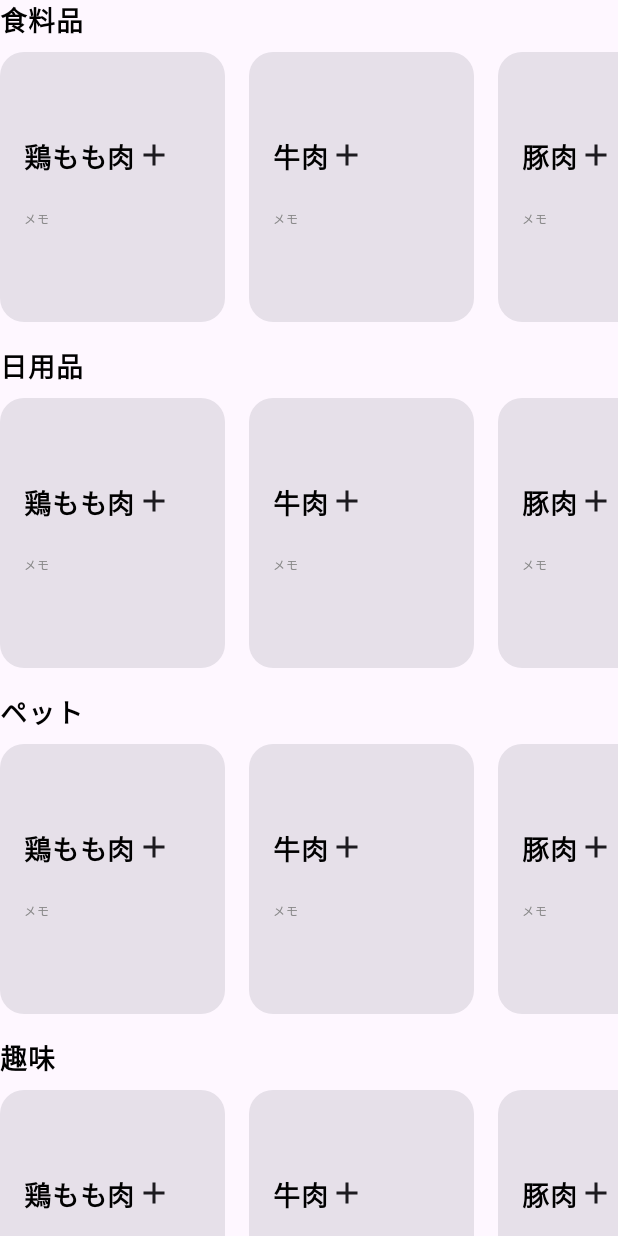
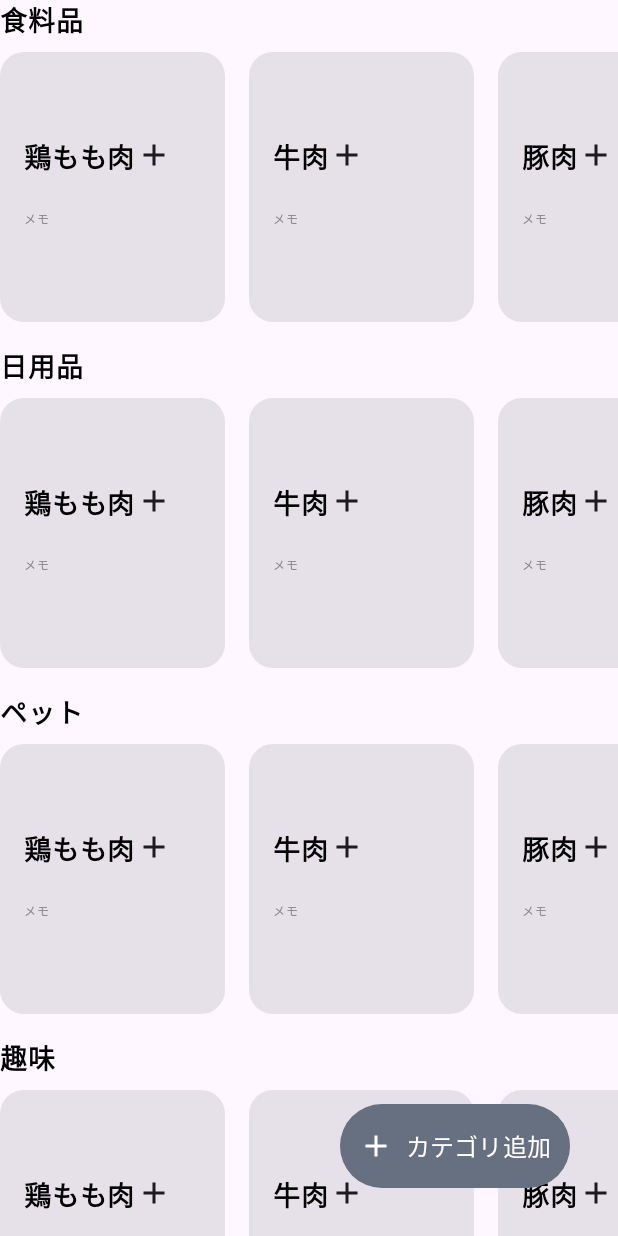
Before and after one commit to jun915-a/ShoppingListApp, an Android app built with Jetpack Compose: the screen it shows after launch (MainActivity), on a phone screen of 412 x 824 dp. Run offline under Robolectric (Android 15) with nearby library versions, the phone set to English and light mode, and no system bars; our stand-ins replace Dagger/Hilt's generated code.

```diff
--- a/app/src/main/AndroidManifest.xml
+++ b/app/src/main/AndroidManifest.xml
@@ -3,6 +3,7 @@
     xmlns:tools="http://schemas.android.com/tools">
 
     <application
+        android:name=".MyApplication"
         android:allowBackup="true"
         android:dataExtractionRules="@xml/data_extraction_rules"
         android:fullBackupContent="@xml/backup_rules"
--- a/app/src/main/java/com/example/shoppinglistapp/MainActivity.kt
+++ b/app/src/main/java/com/example/shoppinglistapp/MainActivity.kt
@@ -4,34 +4,7 @@ import android.os.Bundle
 import androidx.activity.ComponentActivity
 import androidx.activity.compose.setContent
 import androidx.activity.enableEdgeToEdge
-import androidx.compose.foundation.layout.Arrangement
-import androidx.compose.foundation.layout.Column
-import androidx.compose.foundation.layout.PaddingValues
-import androidx.compose.foundation.layout.Row
-import androidx.compose.foundation.layout.Spacer
-import androidx.compose.foundation.layout.fillMaxHeight
-import androidx.compose.foundation.layout.fillMaxSize
-import androidx.compose.foundation.layout.fillMaxWidth
-import androidx.compose.foundation.layout.height
-import androidx.compose.foundation.layout.padding
-import androidx.compose.foundation.layout.width
-import androidx.compose.foundation.lazy.LazyColumn
-import androidx.compose.foundation.lazy.LazyRow
-import androidx.compose.foundation.lazy.items
-import androidx.compose.foundation.shape.RoundedCornerShape
-import androidx.compose.material.icons.Icons
-import androidx.compose.material.icons.filled.Add
-import androidx.compose.material3.Card
-import androidx.compose.material3.Icon
-import androidx.compose.material3.Scaffold
-import androidx.compose.material3.Text
-import androidx.compose.runtime.Composable
-import androidx.compose.ui.Modifier
-import androidx.compose.ui.graphics.Color
-import androidx.compose.ui.text.font.FontWeight
-import androidx.compose.ui.tooling.preview.Preview
-import androidx.compose.ui.unit.dp
-import androidx.compose.ui.unit.sp
+import com.example.shoppinglistapp.ui.theme.BaseScreen
 import com.example.shoppinglistapp.ui.theme.ShoppingListAppTheme
 
 class MainActivity : ComponentActivity() {
@@ -40,105 +13,8 @@ class MainActivity : ComponentActivity() {
         enableEdgeToEdge()
         setContent {
             ShoppingListAppTheme {
-                Scaffold(modifier = Modifier.fillMaxSize()) { innerPadding ->
-                    ParentLayout(innerPadding)
-                }
+                BaseScreen()
             }
         }
     }
 }
-
-@Composable
-fun ParentLayout(paddingValues: PaddingValues) {
-    val dummyCategory = listOf("食料品", "日用品", "ペット", "趣味", "洋服", "本")
-
-    Column(
-        modifier = Modifier
-            .fillMaxWidth()
-            .fillMaxHeight()
-            .padding(paddingValues),
-    ) {
-        LazyColumn(
-            modifier = Modifier
-                .fillMaxWidth()
-                .fillMaxHeight(),
-            verticalArrangement = Arrangement.spacedBy(16.dp)
-        ) {
-            items(dummyCategory) {
-                Text(
-                    text = it,
-                    fontSize = 18.sp,
-                    fontWeight = FontWeight.Bold,
-                    color = Color.Black
-                )
-                Spacer(modifier = Modifier.height(8.dp))
-                HorizontalScrollableCardList()
-            }
-        }
-    }
-}
-
-@Composable
-fun HorizontalScrollableCardList() {
-    val dummyItems = listOf("鶏もも肉", "牛肉", "豚肉", "魚", "野菜", "果物")
-
-    LazyRow(
-        modifier = Modifier
-            .fillMaxWidth(),
-        horizontalArrangement = Arrangement.spacedBy(16.dp)
-    ) {
-        items(dummyItems) { item ->//todo ダミーデータ差し替え
-            Card(item)
-        }
-    }
-}
-
-@Composable
-fun Card(item: String) {
-    Card(
-        modifier = Modifier
-            .width(150.dp)
-            .height(180.dp),
-        shape = RoundedCornerShape(16.dp)
-    ) {
-        Column(
-            modifier = Modifier
-                .padding(16.dp)
-                .fillMaxSize(),
-            verticalArrangement = Arrangement.Center
-        ) {
-
-            Row {
-                Text(
-                    text = item,
-                    fontSize = 18.sp,
-                    fontWeight = FontWeight.Bold,
-                    color = Color.Black
-                )
-                Icon(Icons.Default.Add, contentDescription = "Add")
-
-            }
-
-            Spacer(modifier = Modifier.height(8.dp))
-
-            Spacer(modifier = Modifier.height(8.dp))
-            Text(
-                text = "メモ",
-                fontSize = 8.sp,
-                color = Color.Gray
-            )
-
-        }
-
-    }
-}
-
-@Preview(showBackground = true)
-@Composable
-fun Preview() {
-    ShoppingListAppTheme {
-        Scaffold(modifier = Modifier.fillMaxSize()) { innerPadding ->
-            ParentLayout(innerPadding)
-        }
-    }
-}
--- /dev/null
+++ b/app/src/main/java/com/example/shoppinglistapp/MyApplication.kt
@@ -0,0 +1,7 @@
+package com.example.shoppinglistapp
+
+import android.app.Application
+import dagger.hilt.android.HiltAndroidApp
+
+@HiltAndroidApp
+class MyApplication : Application()
--- /dev/null
+++ b/app/src/main/java/com/example/shoppinglistapp/ui/theme/MainScreen.kt
@@ -0,0 +1,158 @@
+package com.example.shoppinglistapp.ui.theme
+
+import androidx.compose.foundation.layout.Arrangement
+import androidx.compose.foundation.layout.Column
+import androidx.compose.foundation.layout.PaddingValues
+import androidx.compose.foundation.layout.Row
+import androidx.compose.foundation.layout.Spacer
+import androidx.compose.foundation.layout.fillMaxHeight
+import androidx.compose.foundation.layout.fillMaxSize
+import androidx.compose.foundation.layout.fillMaxWidth
+import androidx.compose.foundation.layout.height
+import androidx.compose.foundation.layout.padding
+import androidx.compose.foundation.layout.width
+import androidx.compose.foundation.lazy.LazyColumn
+import androidx.compose.foundation.lazy.LazyRow
+import androidx.compose.foundation.lazy.items
+import androidx.compose.foundation.shape.RoundedCornerShape
+import androidx.compose.material.icons.Icons
+import androidx.compose.material.icons.filled.Add
+import androidx.compose.material3.FloatingActionButton
+import androidx.compose.material3.FloatingActionButtonDefaults
+import androidx.compose.material3.Icon
+import androidx.compose.material3.MaterialTheme
+import androidx.compose.material3.Scaffold
+import androidx.compose.material3.Text
+import androidx.compose.runtime.Composable
+import androidx.compose.ui.Modifier
+import androidx.compose.ui.draw.clip
+import androidx.compose.ui.graphics.Color
+import androidx.compose.ui.text.font.FontWeight
+import androidx.compose.ui.tooling.preview.Preview
+import androidx.compose.ui.unit.dp
+import androidx.compose.ui.unit.sp
+
+@Composable
+fun BaseScreen() {
+    Scaffold(modifier = Modifier.fillMaxSize(),
+        floatingActionButton = {
+            FloatingActionButton(
+                onClick = { /* TODO: カテゴリ追加処理 */ },
+                modifier = Modifier
+                    .padding(16.dp)
+                    .clip(RoundedCornerShape(50)), // 角を丸く
+                containerColor = MaterialTheme.colorScheme.primary, // 背景色
+                contentColor = Color.White, // アイコンとテキストの色
+                elevation = FloatingActionButtonDefaults.elevation(8.dp) // 影を追加
+            ) {
+                Row(modifier = Modifier.padding(horizontal = 12.dp, vertical = 8.dp)) {
+                    Icon(
+                        imageVector = Icons.Default.Add,
+                        contentDescription = "カテゴリ追加",
+                        modifier = Modifier.padding(end = 8.dp)
+                    )
+                    Text(
+                        text = "カテゴリ追加",
+                        fontSize = 16.sp
+                    )
+                }
+            }
+        }) { innerPadding ->
+        ParentLayout(innerPadding)
+    }
+}
+
+
+@Composable
+fun ParentLayout(paddingValues: PaddingValues) {
+    val dummyCategory = listOf("食料品", "日用品", "ペット", "趣味", "洋服", "本")
+
+    Column(
+        modifier = Modifier
+            .fillMaxWidth()
+            .fillMaxHeight()
+            .padding(paddingValues),
+    ) {
+        LazyColumn(
+            modifier = Modifier
+                .fillMaxWidth()
+                .fillMaxHeight(),
+            verticalArrangement = Arrangement.spacedBy(16.dp)
+        ) {
+            items(dummyCategory) {
+                Text(
+                    text = it,
+                    fontSize = 18.sp,
+                    fontWeight = FontWeight.Bold,
+                    color = Color.Black
+                )
+                Spacer(modifier = Modifier.height(8.dp))
+                HorizontalScrollableCardList()
+            }
+        }
+    }
+}
+
+@Composable
+fun HorizontalScrollableCardList() {
+    val dummyItems = listOf("鶏もも肉", "牛肉", "豚肉", "魚", "野菜", "果物")
+
+    LazyRow(
+        modifier = Modifier
+            .fillMaxWidth(),
+        horizontalArrangement = Arrangement.spacedBy(16.dp)
+    ) {
+        items(dummyItems) { item ->//todo ダミーデータ差し替え
+            Card(item)
+        }
+    }
+}
+
+@Composable
+fun Card(item: String) {
+    androidx.compose.material3.Card(
+        modifier = Modifier
+            .width(150.dp)
+            .height(180.dp),
+        shape = RoundedCornerShape(16.dp)
+    ) {
+        Column(
+            modifier = Modifier
+                .padding(16.dp)
+                .fillMaxSize(),
+            verticalArrangement = Arrangement.Center
+        ) {
+
+            Row {
+                Text(
+                    text = item,
+                    fontSize = 18.sp,
+                    fontWeight = FontWeight.Bold,
+                    color = Color.Black
+                )
+                Icon(Icons.Default.Add, contentDescription = "Add")
+
+            }
+
+            Spacer(modifier = Modifier.height(8.dp))
+
+            Spacer(modifier = Modifier.height(8.dp))
+            Text(
+                text = "メモ",
+                fontSize = 8.sp,
+                color = Color.Gray
+            )
+
+        }
+
+    }
+}
+
+@Preview(showBackground = true)
+@Composable
+fun Preview() {
+    ShoppingListAppTheme {
+        BaseScreen()
+
+    }
+}
```
Also changed, not shown: app/build.gradle.kts (+13 -1 lines), app/src/main/java/com/example/shoppinglistapp/ViewModel.kt (added, +27 -0 lines), app/src/main/java/com/example/shoppinglistapp/ui/theme/db/DatabaseModule.kt (added, +29 -0 lines), app/src/main/java/com/example/shoppinglistapp/ui/theme/db/Entity.kt (added, +78 -0 lines).
